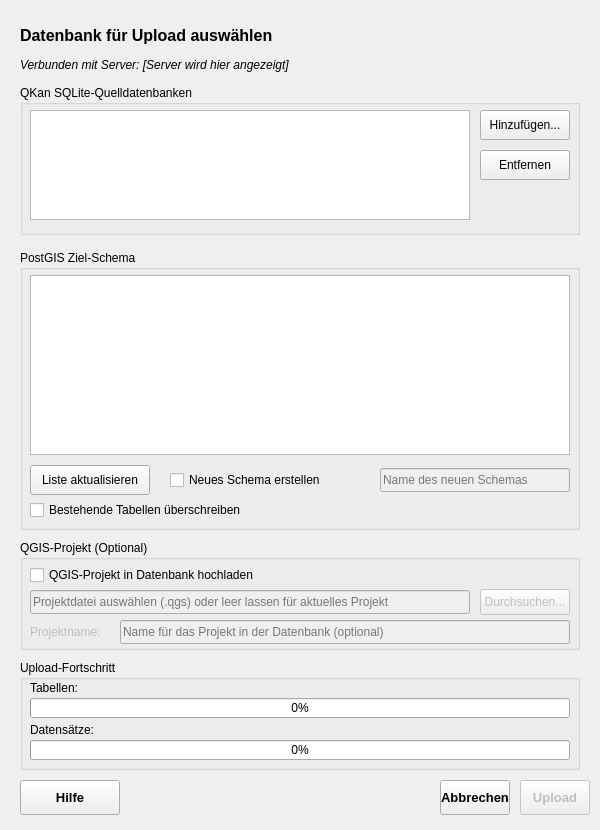
First picture: the form in qkan/uploadPostgis/res/uploadPostgis_database_dialog.ui, repository SonkeHoffmann/QKan-1, before the edit.
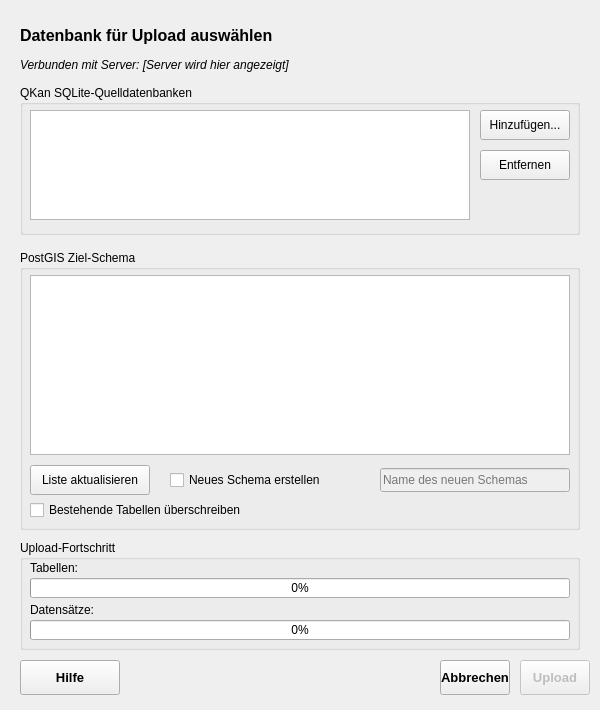
Second picture: the form after the edit.

Commit message: löschen aller Funktionalität und UI des Uploads einer .qgs datei. Hiermit ist es nun nicht mehr möglich eine Projektdatei direkt automatisch auf die Websuite zu laden. Die alte, fehlerhafte Implemetierung ist weiterhin im branch websuite_fromSchema erhalten und könnte an dieser Stelle verbessert/korrigiert werden.

```diff
--- a/qkan/uploadPostgis/res/uploadPostgis_database_dialog.ui
+++ b/qkan/uploadPostgis/res/uploadPostgis_database_dialog.ui
@@ -7,13 +7,13 @@
     <x>0</x>
     <y>0</y>
     <width>600</width>
-    <height>830</height>
+    <height>710</height>
    </rect>
   </property>
   <property name="minimumSize">
    <size>
     <width>600</width>
-    <height>830</height>
+    <height>710</height>
    </size>
   </property>
   <property name="font">
@@ -214,113 +214,11 @@
    </widget>
   </widget>
   
-  <widget class="QGroupBox" name="groupBox_qgis_project">
-   <property name="geometry">
-    <rect>
-     <x>20</x>
-     <y>540</y>
-     <width>560</width>
-     <height>110</height>
-    </rect>
-   </property>
-   <property name="title">
-    <string>QGIS-Projekt (Optional)</string>
-   </property>
-   
-   <widget class="QCheckBox" name="cb_upload_project">
-    <property name="geometry">
-     <rect>
-      <x>10</x>
-      <y>25</y>
-      <width>280</width>
-      <height>20</height>
-     </rect>
-    </property>
-    <property name="text">
-     <string>QGIS-Projekt in Datenbank hochladen</string>
-    </property>
-    <property name="toolTip">
-     <string>Lädt das aktuelle oder eine ausgewählte QGIS-Projektdatei in die PostgreSQL-Datenbank hoch</string>
-    </property>
-   </widget>
-   
-   <widget class="QLineEdit" name="le_project_file">
-    <property name="geometry">
-     <rect>
-      <x>10</x>
-      <y>50</y>
-      <width>440</width>
-      <height>24</height>
-     </rect>
-    </property>
-    <property name="enabled">
-     <bool>false</bool>
-    </property>
-    <property name="placeholderText">
-     <string>Projektdatei auswählen (.qgs) oder leer lassen für aktuelles Projekt</string>
-    </property>
-   </widget>
-   
-   <widget class="QPushButton" name="pb_select_project">
-    <property name="geometry">
-     <rect>
-      <x>460</x>
-      <y>49</y>
-      <width>90</width>
-      <height>26</height>
-     </rect>
-    </property>
-    <property name="enabled">
-     <bool>false</bool>
-    </property>
-    <property name="text">
-     <string>Durchsuchen...</string>
-    </property>
-    <property name="toolTip">
-     <string>Wählen Sie eine QGIS-Projektdatei (.qgs oder .qgz)</string>
-    </property>
-   </widget>
-   
-   <widget class="QLineEdit" name="le_project_name">
-    <property name="geometry">
-     <rect>
-      <x>100</x>
-      <y>80</y>
-      <width>450</width>
-      <height>24</height>
-     </rect>
-    </property>
-    <property name="enabled">
-     <bool>false</bool>
-    </property>
-    <property name="placeholderText">
-     <string>Name für das Projekt in der Datenbank (optional)</string>
-    </property>
-   </widget>
-   
-   <widget class="QLabel" name="label_project_name">
-    <property name="geometry">
-     <rect>
-      <x>10</x>
-      <y>82</y>
-      <width>90</width>
-      <height>20</height>
-     </rect>
-    </property>
-    <property name="text">
-     <string>Projektname:</string>
-    </property>
-    <property name="enabled">
-     <bool>false</bool>
-    </property>
-   </widget>
-  </widget>
-  
   <widget class="QGroupBox" name="groupBox_progress">
    <property name="geometry">
     <rect>
      <x>20</x>
-     <y>660</y>
+     <y>540</y>
      <width>560</width>
      <height>110</height>
     </rect>
@@ -396,7 +294,7 @@
    <property name="geometry">
     <rect>
      <x>20</x>
-     <y>780</y>
+     <y>660</y>
      <width>100</width>
      <height>35</height>
     </rect>
@@ -445,7 +343,7 @@
    <property name="geometry">
     <rect>
      <x>440</x>
-     <y>780</y>
+     <y>660</y>
      <width>70</width>
      <height>35</height>
     </rect>
@@ -467,7 +365,7 @@
    <property name="geometry">
     <rect>
      <x>520</x>
-     <y>780</y>
+     <y>660</y>
      <width>70</width>
      <height>35</height>
     </rect>
```
The commit also changes 1 other file.
